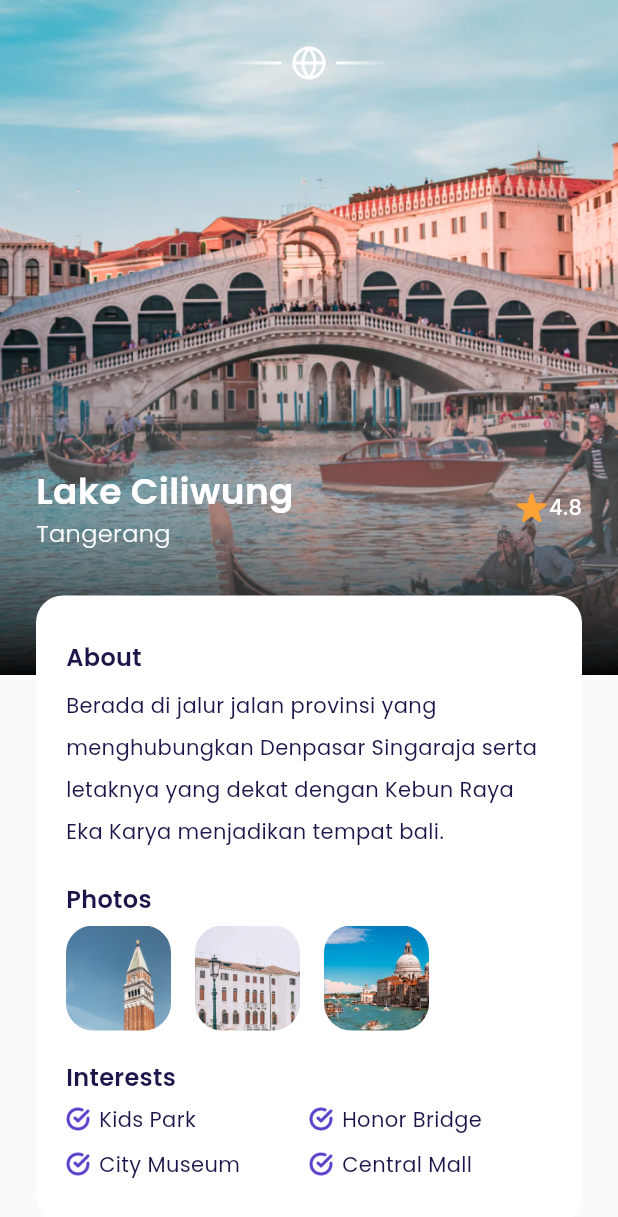
After one commit to AlescoZai/travel-ticket, a Flutter app: the MainPage screen opened by its route, after a tap on "4.8", on a phone screen of 412 x 824 dp. The commit adds this screen. Shown: the top 1217 px of the screen. Run offline on Flutter 3.47's test engine with Material 3 defaults, Android fonts, the phone set to English and light mode, and no system bars; our stand-ins replace google_fonts.

Commit message:
upload home page and detail page

```diff
--- /dev/null
+++ b/lib/ui/pages/detail_page.dart
@@ -0,0 +1,248 @@
+import 'package:flutter/material.dart';
+import 'package:travel/shared/theme.dart';
+import 'package:travel/ui/widgets/custom_button.dart';
+import 'package:travel/ui/widgets/interest_item.dart';
+import 'package:travel/ui/widgets/photo_item.dart';
+
+class DetailPage extends StatelessWidget {
+  const DetailPage({super.key});
+
+  @override
+  Widget build(BuildContext context) {
+    Widget backgroundImage() {
+      return Container(
+        width: double.infinity,
+        height: 450,
+        decoration: const BoxDecoration(
+          image: DecorationImage(
+            fit: BoxFit.cover,
+            image: AssetImage('assets/image_destination1.png'),
+          ),
+        ),
+      );
+    }
+
+    Widget customShadow() {
+      return Container(
+        height: 214,
+        margin: const EdgeInsets.only(top: 236),
+        width: double.infinity,
+        decoration: BoxDecoration(
+            gradient: LinearGradient(
+          begin: Alignment.topCenter,
+          end: Alignment.bottomCenter,
+          colors: [
+            kWhiteColor.withOpacity(0),
+            Colors.black.withOpacity(0.95),
+          ],
+        )),
+      );
+    }
+
+    Widget content() {
+      return Container(
+        width: double.infinity,
+        margin: EdgeInsets.symmetric(horizontal: defaultMargin),
+        child: Column(
+          //NOTE: EMBLEM
+          children: [
+            Container(
+              width: 108,
+              height: 24,
+              margin: const EdgeInsets.only(top: 30),
+              decoration: const BoxDecoration(
+                  image: DecorationImage(
+                image: AssetImage('assets/icon_emblem.png'),
+              )),
+            ),
+
+            //NOTE: TITLE
+            Container(
+              margin: const EdgeInsets.only(top: 256),
+              child: Row(
+                children: [
+                  Expanded(
+                    child: Column(
+                      crossAxisAlignment: CrossAxisAlignment.start,
+                      children: [
+                        Text(
+                          'Lake Ciliwung',
+                          style: whiteTextStyle.copyWith(
+                            fontSize: 24,
+                            fontWeight: semiBold,
+                          ),
+                          overflow: TextOverflow.ellipsis,
+                        ),
+                        Text(
+                          'Tangerang',
+                          style: whiteTextStyle.copyWith(
+                            fontWeight: light,
+                            fontSize: 16,
+                          ),
+                        ),
+                      ],
+                    ),
+                  ),
+                  Row(
+                    mainAxisAlignment: MainAxisAlignment.center,
+                    crossAxisAlignment: CrossAxisAlignment.start,
+                    children: [
+                      Container(
+                        width: 20,
+                        height: 20,
+                        margin: const EdgeInsets.only(right: 2),
+                        decoration: const BoxDecoration(
+                            image: DecorationImage(
+                          image: AssetImage(
+                            'assets/icon_star.png',
+                          ),
+                        )),
+                      ),
+                      Text(
+                        '4.8',
+                        style: whiteTextStyle.copyWith(
+                          fontWeight: medium,
+                        ),
+                      )
+                    ],
+                  ),
+                ],
+              ),
+            ),
+
+            //NOTE: DESCRIPTION
+            Container(
+              width: double.infinity,
+              margin: const EdgeInsets.only(top: 30),
+              padding: const EdgeInsets.symmetric(horizontal: 20, vertical: 30),
+              decoration: BoxDecoration(
+                color: kWhiteColor,
+                borderRadius: BorderRadius.circular(18),
+              ),
+              child: Column(
+                crossAxisAlignment: CrossAxisAlignment.start,
+                children: [
+                  //NOTE: ABOUT
+                  Text(
+                    'About',
+                    style: blackTextStyle.copyWith(
+                      fontSize: 16,
+                      fontWeight: semiBold,
+                    ),
+                  ),
+                  const SizedBox(height: 6),
+                  Text(
+                    'Berada di jalur jalan provinsi yang menghubungkan Denpasar Singaraja serta letaknya yang dekat dengan Kebun Raya Eka Karya menjadikan tempat bali.',
+                    style: blackTextStyle.copyWith(
+                      height: 2,
+                    ),
+                  ),
+
+                  //NOTE: PHOTOS
+                  const SizedBox(height: 20),
+                  Text(
+                    'Photos',
+                    style: blackTextStyle.copyWith(
+                      fontSize: 16,
+                      fontWeight: semiBold,
+                    ),
+                  ),
+                  const SizedBox(height: 6),
+                  const Row(
+                    children: [
+                      PhotoItem(imageUrl: 'assets/image_photo1.png'),
+                      PhotoItem(imageUrl: 'assets/image_photo2.png'),
+                      PhotoItem(imageUrl: 'assets/image_photo3.png'),
+                    ],
+                  ),
+
+                  //NOTE: INTEREST
+                  const SizedBox(height: 20),
+                  Text(
+                    'Interests',
+                    style: blackTextStyle.copyWith(
+                      fontSize: 16,
+                      fontWeight: semiBold,
+                    ),
+                  ),
+                  const SizedBox(height: 6),
+                  const Row(
+                    children: [
+                      InterestItem(
+                        text: 'Kids Park',
+                      ),
+                      InterestItem(
+                        text: 'Honor Bridge',
+                      ),
+                    ],
+                  ),
+                  const SizedBox(height: 10),
+                  const Row(
+                    children: [
+                      InterestItem(
+                        text: 'City Museum',
+                      ),
+                      InterestItem(
+                        text: 'Central Mall',
+                      ),
+                    ],
+                  )
+                ],
+              ),
+            ),
+
+            //NOTE: PRICE & BOOK BUTTON
+            Container(
+              margin: const EdgeInsets.symmetric(vertical: 30),
+              width: double.infinity,
+              child: Row(
+                children: [
+                  //NOTE PRICE
+                  Expanded(
+                    child: Column(
+                      crossAxisAlignment: CrossAxisAlignment.start,
+                      children: [
+                        Text(
+                          'IDR 2.500.000',
+                          style: blackTextStyle.copyWith(
+                              fontSize: 18, fontWeight: medium),
+                        ),
+                        const SizedBox(height: 5),
+                        Text(
+                          'per orang',
+                          style: greyTextStyle.copyWith(
+                            fontWeight: light,
+                          ),
+                        )
+                      ],
+                    ),
+                  ),
+
+                  //NOTE BOOK BUTTON
+                  CustomButton(
+                    width: 170,
+                    title: 'Book Now',
+                    onPressed: () {},
+                  ),
+                ],
+              ),
+            )
+          ],
+        ),
+      );
+    }
+
+    return Scaffold(
+      backgroundColor: kBackgroundColor,
+      body: SingleChildScrollView(
+        child: Stack(
+          children: [
+            backgroundImage(),
+            customShadow(),
+            content(),
+          ],
+        ),
+      ),
+    );
+  }
+}
--- /dev/null
+++ b/lib/ui/pages/home_page.dart
@@ -0,0 +1,155 @@
+import 'package:flutter/material.dart';
+import 'package:travel/shared/theme.dart';
+import 'package:travel/ui/widgets/destination_card.dart';
+import 'package:travel/ui/widgets/destination_tile.dart';
+
+class HomePage extends StatelessWidget {
+  const HomePage({super.key});
+
+  @override
+  Widget build(BuildContext context) {
+    Widget header() {
+      return Container(
+        margin:
+            EdgeInsets.only(left: defaultMargin, right: defaultMargin, top: 30),
+        child: Row(
+          children: [
+            Expanded(
+              child: Column(
+                crossAxisAlignment: CrossAxisAlignment.start,
+                children: [
+                  Text(
+                    'Howdy,\nKezia Anne',
+                    style: blackTextStyle.copyWith(
+                      fontSize: 24,
+                      fontWeight: semiBold,
+                    ),
+                    overflow: TextOverflow.ellipsis,
+                  ),
+                  const SizedBox(
+                    height: 6,
+                  ),
+                  Text(
+                    'Where to fly today?',
+                    style: greyTextStyle.copyWith(
+                      fontSize: 16,
+                      fontWeight: light,
+                    ),
+                  ),
+                ],
+              ),
+            ),
+            Container(
+              width: 60,
+              height: 60,
+              decoration: const BoxDecoration(
+                  shape: BoxShape.circle,
+                  image: DecorationImage(
+                    image: AssetImage('assets/image_profile.png'),
+                  )),
+            )
+          ],
+        ),
+      );
+    }
+
+    Widget popularDestinations() {
+      return Container(
+        margin: const EdgeInsets.only(top: 30),
+        child: const SingleChildScrollView(
+          scrollDirection: Axis.horizontal,
+          child: Row(
+            children: [
+              DestinationCard(
+                name: 'Lake Ciliwung',
+                city: 'Tangerang',
+                imageUrl: 'assets/image_destination1.png',
+                rating: 4.8,
+              ),
+              DestinationCard(
+                name: 'White Houses',
+                city: 'Spain',
+                imageUrl: 'assets/image_destination2.png',
+                rating: 4.7,
+              ),
+              DestinationCard(
+                name: 'Hill Heyo',
+                city: 'Monaco',
+                imageUrl: 'assets/image_destination3.png',
+                rating: 4.8,
+              ),
+              DestinationCard(
+                name: 'Menarra',
+                city: 'Japan',
+                imageUrl: 'assets/image_destination4.png',
+                rating: 5.0,
+              ),
+              DestinationCard(
+                name: 'Payung Teduh',
+                city: 'Singapore',
+                imageUrl: 'assets/image_destination5.png',
+                rating: 4.8,
+              ),
+            ],
+          ),
+        ),
+      );
+    }
+
+    Widget newDestinations() {
+      return Container(
+        margin: EdgeInsets.only(top: 30, left: defaultMargin, right: defaultMargin, bottom: 100),
+        child: Column(
+          crossAxisAlignment: CrossAxisAlignment.start,
+          children: [
+            Text(
+              'New This Year',
+              style: blackTextStyle.copyWith(
+                fontSize: 18,
+                fontWeight: semiBold,
+              ),
+            ),
+            const DestinationTile(
+              name: 'Danau Beratan',
+              city: 'Singaraja',
+              imageUrl: 'assets/image_destination6.png',
+              rating: 4.5,
+            ),
+            const DestinationTile(
+              name: 'Sydney Opera',
+              city: 'Australia',
+              imageUrl: 'assets/image_destination7.png',
+              rating: 4.7,
+            ),
+            const DestinationTile(
+              name: 'Roma',
+              city: 'Italy',
+              imageUrl: 'assets/image_destination8.png',
+              rating: 4.8,
+            ),
+            const DestinationTile(
+              name: 'Payung Teduh',
+              city: 'Singapore',
+              imageUrl: 'assets/image_destination9.png',
+              rating: 4.5,
+            ),
+            const DestinationTile(
+              name: 'Hill Hey',
+              city: 'Monaco',
+              imageUrl: 'assets/image_destination10.png',
+              rating: 4.7,
+            ),
+          ],
+        ),
+      );
+    }
+
+    return ListView(
+      children: [
+        header(),
+        popularDestinations(),
+        newDestinations(),
+      ],
+    );
+  }
+}
--- a/lib/ui/pages/main_page.dart
+++ b/lib/ui/pages/main_page.dart
@@ -1,5 +1,6 @@
 import 'package:flutter/material.dart';
 import 'package:travel/shared/theme.dart';
+import 'package:travel/ui/pages/home_page.dart';
 import 'package:travel/ui/widgets/custom_bottom_navigation_item.dart';
 
 class MainPage extends StatelessWidget {
@@ -7,6 +8,10 @@ class MainPage extends StatelessWidget {
 
   @override
   Widget build(BuildContext context) {
+
+    Widget buildContent() {
+      return const HomePage();
+    }
 
     Widget customButtonNavigation() {
       return Align(
@@ -36,9 +41,7 @@ class MainPage extends StatelessWidget {
       backgroundColor: kBackgroundColor,
       body: Stack(
         children: [
-          const Text(
-            'Main Page',
-          ),
+          buildContent(),
           customButtonNavigation(),
         ],
       ),
--- a/lib/ui/widgets/custom_button.dart
+++ b/lib/ui/widgets/custom_button.dart
@@ -24,7 +24,7 @@ class CustomButton extends StatelessWidget {
                 borderRadius: BorderRadius.circular(defaultRadius),
               )),
           child: Text(
-            'Get Started',
+            title,
             style: whiteTextStyle.copyWith(fontSize: 18, fontWeight: medium),
           )),
     );
--- /dev/null
+++ b/lib/ui/widgets/destination_card.dart
@@ -0,0 +1,106 @@
+import 'package:flutter/material.dart';
+import 'package:travel/shared/theme.dart';
+import 'package:travel/ui/pages/detail_page.dart';
+
+class DestinationCard extends StatelessWidget {
+
+  final String name;
+  final String city;
+  final String imageUrl;
+  final double rating;
+
+  const DestinationCard({super.key, required this.name, required this.city, required this.imageUrl, required this.rating});
+
+  @override
+  Widget build(BuildContext context) {
+    return GestureDetector(
+      onTap: () {
+        Navigator.push(context, MaterialPageRoute(builder: (context) => const DetailPage()));
+      },
+      child: Container(
+        width: 200,
+        height: 323,
+        margin: EdgeInsets.only(left: defaultMargin),
+        padding: const EdgeInsets.all(10),
+        decoration: BoxDecoration(
+          borderRadius: BorderRadius.circular(18),
+          color: kWhiteColor,
+        ),
+        child: Column(
+          crossAxisAlignment: CrossAxisAlignment.start,
+          children: [
+            Container(
+              width: 180,
+              height: 220,
+              margin: const EdgeInsets.only(bottom: 20),
+              decoration: BoxDecoration(
+                  borderRadius: BorderRadius.circular(18),
+                  image: DecorationImage(
+                    image: AssetImage(imageUrl),
+                  )),
+              child: Align(
+                alignment: Alignment.topRight,
+                child: Container(
+                  width: 55,
+                  height: 30,
+                  decoration: BoxDecoration(
+                    borderRadius: const BorderRadius.only(
+                      bottomLeft: Radius.circular(18),
+                    ),
+                    color: kWhiteColor,
+                  ),
+                  child: Row(
+                    mainAxisAlignment: MainAxisAlignment.center,
+                    crossAxisAlignment: CrossAxisAlignment.start,
+                    children: [
+                      Container(
+                        width: 20,
+                        height: 20,
+                        margin: const EdgeInsets.only(right: 2),
+                        decoration: const BoxDecoration(
+                            image: DecorationImage(
+                          image: AssetImage(
+                            'assets/icon_star.png',
+                          ),
+                        )),
+                      ),
+                      Text(
+                        rating.toString(),
+                        style: blackTextStyle.copyWith(
+                          fontWeight: medium,
+                        ),
+                      )
+                    ],
+                  ),
+                ),
+              ),
+            ),
+            Container(
+              margin: const EdgeInsets.only(left: 10),
+              child: Column(
+                crossAxisAlignment: CrossAxisAlignment.start,
+                children: [
+                  Text(
+                    name,
+                    style: blackTextStyle.copyWith(
+                      fontSize: 18,
+                      fontWeight: medium,
+                    ),
+                    overflow: TextOverflow.ellipsis,
+                  ),
+                  const SizedBox(height: 5),
+                  Text(
+                    city,
+                    style: greyTextStyle.copyWith(
+                      fontWeight: light,
+                    ),
+                  ),
+                ],
+              ),
+            )
+          ],
+        ),
+      ),
+    );
+  }
+}
--- /dev/null
+++ b/lib/ui/widgets/destination_tile.dart
@@ -0,0 +1,86 @@
+import 'package:flutter/material.dart';
+import 'package:travel/shared/theme.dart';
+import 'package:travel/ui/pages/detail_page.dart';
+
+class DestinationTile extends StatelessWidget {
+  final String name;
+  final String city;
+  final String imageUrl;
+  final double rating;
+
+  const DestinationTile({super.key, required this.name, required this.city, required this.imageUrl, required this.rating});
+
+  @override
+  Widget build(BuildContext context) {
+    return GestureDetector(
+      onTap: () {
+        Navigator.push(context, MaterialPageRoute(builder: (context) => const DetailPage()));
+      },
+      child: Container(
+        margin: const EdgeInsets.only(top: 16),
+        padding: const EdgeInsets.all(10),
+        decoration: BoxDecoration(
+            borderRadius: BorderRadius.circular(18), color: kWhiteColor),
+        child: Row(
+          children: [
+            Container(
+              width: 70,
+              height: 70,
+              margin: const EdgeInsets.only(right: 16),
+              decoration: BoxDecoration(
+                  borderRadius: BorderRadius.circular(18),
+                  image: DecorationImage(
+                    fit: BoxFit.cover,
+                    image: AssetImage(imageUrl),
+                  )),
+            ),
+            Expanded(
+              child: Column(
+                crossAxisAlignment: CrossAxisAlignment.start,
+                children: [
+                  Text(
+                    name,
+                    style: blackTextStyle.copyWith(
+                      fontSize: 18,
+                      fontWeight: medium,
+                    ),
+                  ),
+                  const SizedBox(height: 5),
+                  Text(
+                    city,
+                    style: greyTextStyle.copyWith(
+                      fontWeight: light,
+                    ),
+                  )
+                ],
+              ),
+            ),
+            Row(
+              mainAxisAlignment: MainAxisAlignment.center,
+              crossAxisAlignment: CrossAxisAlignment.start,
+              children: [
+                Container(
+                  width: 20,
+                  height: 20,
+                  margin: const EdgeInsets.only(right: 2),
+                  decoration: const BoxDecoration(
+                      image: DecorationImage(
+                    image: AssetImage(
+                      'assets/icon_star.png',
+                    ),
+                  )),
+                ),
+                Text(
+                  rating.toString(),
+                  style: blackTextStyle.copyWith(
+                    fontWeight: medium,
+                  ),
+                )
+              ],
+            )
+          ],
+        ),
+      ),
+    );
+  }
+}
--- /dev/null
+++ b/lib/ui/widgets/interest_item.dart
@@ -0,0 +1,32 @@
+import 'package:flutter/material.dart';
+import 'package:travel/shared/theme.dart';
+
+class InterestItem extends StatelessWidget {
+
+  final String text;
+  const InterestItem({super.key, required this.text});
+
+  @override
+  Widget build(BuildContext context) {
+    return Expanded(
+      child: Row(
+        children: [
+          Container(
+            width: 16,
+            height: 16,
+            margin: const EdgeInsets.only(right: 6),
+            decoration: const BoxDecoration(
+                image: DecorationImage(
+              fit: BoxFit.cover,
+              image: AssetImage('assets/icon_check.png'),
+            )),
+          ),
+          Text(
+            text,
+            style: blackTextStyle,
+          )
+        ],
+      ),
+    );
+  }
+}
--- /dev/null
+++ b/lib/ui/widgets/photo_item.dart
@@ -0,0 +1,24 @@
+import 'package:flutter/material.dart';
+
+class PhotoItem extends StatelessWidget {
+
+  final String imageUrl;
+
+  const PhotoItem({super.key, required this.imageUrl});
+
+  @override
+  Widget build(BuildContext context) {
+    return Container(
+      width: 70,
+      height: 70,
+      margin: const EdgeInsets.only(right: 16),
+      decoration: BoxDecoration(
+        borderRadius: BorderRadius.circular(18),
+        image: DecorationImage(
+          fit: BoxFit.cover,
+          image: AssetImage(imageUrl),
+        ),
+      ),
+    );
+  }
+}
```
